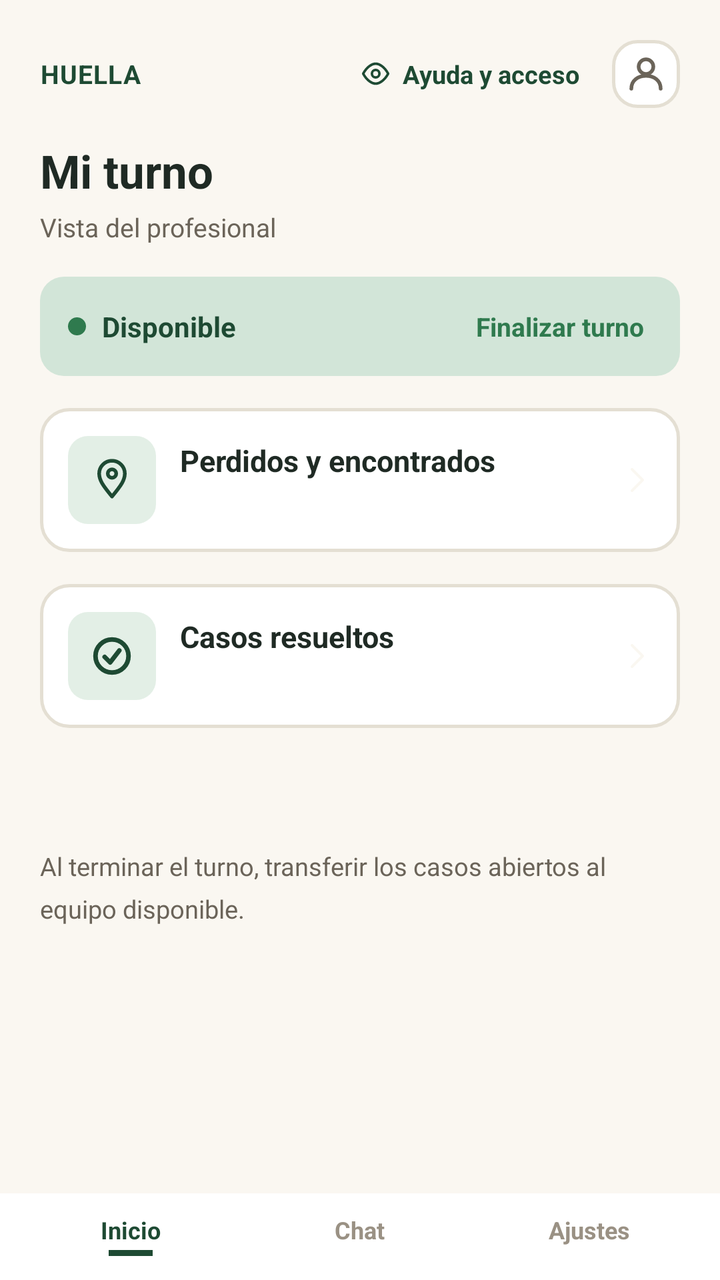
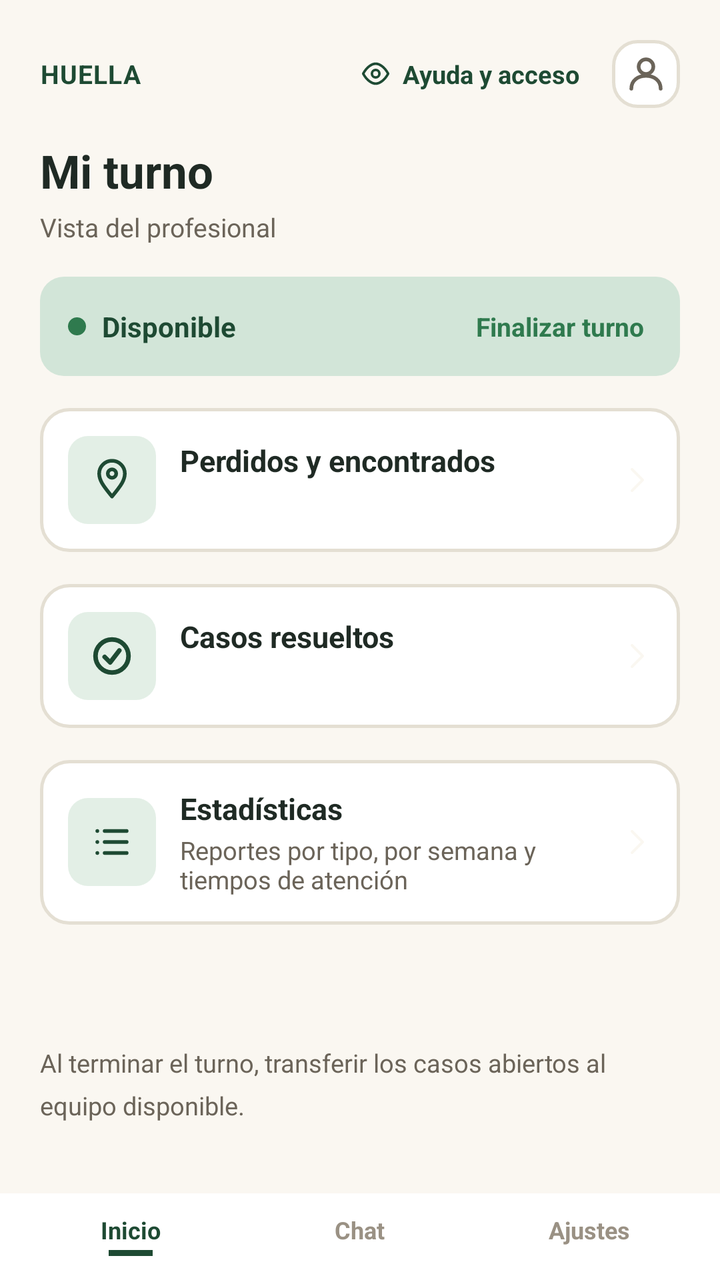

An Android layout rendered at two revisions. The XML below is the earlier revision; the diff shows what the commit changed to produce the second picture.
<!-- AndroidManifest.xml: application theme Theme.HUELLASEGURA -->
<!-- res/layout/activity_bandeja_profesional.xml -->
<?xml version="1.0" encoding="utf-8"?>
<LinearLayout xmlns:android="http://schemas.android.com/apk/res/android"
    xmlns:app="http://schemas.android.com/apk/res-auto"
    android:id="@+id/root"
    android:layout_width="match_parent"
    android:layout_height="match_parent"
    android:background="@color/surface_background"
    android:orientation="vertical">

    <LinearLayout
        android:layout_width="match_parent"
        android:layout_height="wrap_content"
        android:gravity="center_vertical"
        android:orientation="horizontal"
        android:paddingStart="20dp"
        android:paddingTop="20dp"
        android:paddingEnd="20dp">

        <TextView
            android:layout_width="0dp"
            android:layout_height="wrap_content"
            android:layout_weight="1"
            android:letterSpacing="0.03"
            android:text="@string/report_brand_wordmark"
            android:textColor="@color/brand_dark"
            android:textSize="13sp"
            android:textStyle="bold" />

        <LinearLayout
            android:id="@+id/btnHelpAccess"
            android:layout_width="wrap_content"
            android:layout_height="wrap_content"
            android:layout_marginEnd="10dp"
            android:clickable="true"
            android:focusable="true"
            android:gravity="center_vertical"
            android:orientation="horizontal"
            android:padding="6dp">

            <ImageView
                android:layout_width="15dp"
                android:layout_height="15dp"
                android:contentDescription="@null"
                android:src="@drawable/ic_eye_outline" />

            <TextView
                android:layout_width="wrap_content"
                android:layout_height="wrap_content"
                android:layout_marginStart="6dp"
                android:text="@string/report_help_access"
                android:textColor="@color/brand_dark"
                android:textSize="12.5sp"
                android:textStyle="bold" />
        </LinearLayout>

        <ImageButton
            android:id="@+id/btnProfile"
            android:layout_width="34dp"
            android:layout_height="34dp"
            android:background="@drawable/bg_icon_button"
            android:contentDescription="@string/profile_button"
            android:padding="7dp"
            android:src="@drawable/ic_profile" />
    </LinearLayout>

    <ScrollView
        android:id="@+id/scrollCases"
        android:layout_width="match_parent"
        android:layout_height="0dp"
        android:layout_weight="1"
        android:fillViewport="true">

        <LinearLayout
            android:layout_width="match_parent"
            android:layout_height="wrap_content"
            android:orientation="vertical"
            android:paddingStart="20dp"
            android:paddingTop="16dp"
            android:paddingEnd="20dp"
            android:paddingBottom="8dp">

            <TextView
                android:layout_width="wrap_content"
                android:layout_height="wrap_content"
                android:text="@string/professional_shift_title"
                android:textColor="@color/text_primary"
                android:textSize="23sp"
                android:textStyle="bold" />

            <TextView
                android:layout_width="wrap_content"
                android:layout_height="wrap_content"
                android:layout_marginTop="4dp"
                android:layout_marginBottom="16dp"
                android:text="@string/professional_shift_subtitle"
                android:textColor="@color/text_secondary"
                android:textSize="13sp" />

            <LinearLayout
                android:id="@+id/cardShiftStatus"
                android:layout_width="match_parent"
                android:layout_height="wrap_content"
                android:layout_marginBottom="16dp"
                android:background="@drawable/bg_shift_status"
                android:gravity="center_vertical"
                android:orientation="horizontal"
                android:paddingStart="14dp"
                android:paddingTop="12dp"
                android:paddingEnd="14dp"
                android:paddingBottom="12dp">

                <View
                    android:id="@+id/dotStatus"
                    android:layout_width="9dp"
                    android:layout_height="9dp"
                    android:background="@drawable/shape_dot_active" />

                <TextView
                    android:id="@+id/tvStatus"
                    android:layout_width="0dp"
                    android:layout_height="wrap_content"
                    android:layout_marginStart="8dp"
                    android:layout_weight="1"
                    android:text="@string/professional_status_available"
                    android:textColor="@color/brand_dark"
                    android:textSize="14sp"
                    android:textStyle="bold" />

                <TextView
                    android:id="@+id/tvToggleShift"
                    android:layout_width="wrap_content"
                    android:layout_height="wrap_content"
                    android:background="?attr/selectableItemBackgroundBorderless"
                    android:padding="4dp"
                    android:text="@string/professional_end_shift"
                    android:textColor="@color/accent_green"
                    android:textSize="13sp"
                    android:textStyle="bold" />
            </LinearLayout>

            <LinearLayout
                android:id="@+id/cardPerdidos"
                android:layout_width="match_parent"
                android:layout_height="wrap_content"
                android:layout_marginBottom="16dp"
                android:background="@drawable/bg_card"
                android:clickable="true"
                android:focusable="true"
                android:foreground="?attr/selectableItemBackground"
                android:gravity="center_vertical"
                android:orientation="horizontal"
                android:padding="14dp">

                <FrameLayout
                    android:layout_width="44dp"
                    android:layout_height="44dp"
                    android:background="@drawable/bg_icon_soft">

                    <ImageView
                        android:layout_width="22dp"
                        android:layout_height="22dp"
                        android:layout_gravity="center"
                        android:contentDescription="@null"
                        android:src="@drawable/ic_location_pin" />
                </FrameLayout>

                <LinearLayout
                    android:layout_width="0dp"
                    android:layout_height="wrap_content"
                    android:layout_marginStart="12dp"
                    android:layout_weight="1"
                    android:orientation="vertical">

                    <TextView
                        android:layout_width="wrap_content"
                        android:layout_height="wrap_content"
                        android:text="@string/perdidos_inbox_title"
                        android:textColor="@color/text_primary"
                        android:textSize="15sp"
                        android:textStyle="bold" />

                    <TextView
                        android:id="@+id/tvPerdidosCount"
                        android:layout_width="wrap_content"
                        android:layout_height="wrap_content"
                        android:layout_marginTop="2dp"
                        android:textColor="@color/text_secondary"
                        android:textSize="12.5sp" />
                </LinearLayout>

                <View
                    android:id="@+id/dotPerdidos"
                    android:layout_width="10dp"
                    android:layout_height="10dp"
                    android:background="@drawable/shape_dot_active"
                    android:visibility="invisible" />

                <ImageView
                    android:layout_width="16dp"
                    android:layout_height="16dp"
                    android:layout_marginStart="8dp"
                    android:contentDescription="@null"
                    android:rotation="180"
                    android:src="@drawable/ic_arrow_back" />
            </LinearLayout>

            <LinearLayout
                android:id="@+id/cardResueltos"
                android:layout_width="match_parent"
                android:layout_height="wrap_content"
                android:layout_marginBottom="16dp"
                android:background="@drawable/bg_card"
                android:clickable="true"
                android:focusable="true"
                android:foreground="?attr/selectableItemBackground"
                android:gravity="center_vertical"
                android:orientation="horizontal"
                android:padding="14dp">

                <FrameLayout
                    android:layout_width="44dp"
                    android:layout_height="44dp"
                    android:background="@drawable/bg_icon_soft">

                    <ImageView
                        android:layout_width="22dp"
                        android:layout_height="22dp"
                        android:layout_gravity="center"
                        android:contentDescription="@null"
                        android:src="@drawable/ic_check_circle_dark" />
                </FrameLayout>

                <LinearLayout
                    android:layout_width="0dp"
                    android:layout_height="wrap_content"
                    android:layout_marginStart="12dp"
                    android:layout_weight="1"
                    android:orientation="vertical">

                    <TextView
                        android:layout_width="wrap_content"
                        android:layout_height="wrap_content"
                        android:text="@string/resolved_inbox_title"
                        android:textColor="@color/text_primary"
                        android:textSize="15sp"
                        android:textStyle="bold" />

                    <TextView
                        android:id="@+id/tvResueltosCount"
                        android:layout_width="wrap_content"
                        android:layout_height="wrap_content"
                        android:layout_marginTop="2dp"
                        android:textColor="@color/text_secondary"
                        android:textSize="12.5sp" />
                </LinearLayout>

                <ImageView
                    android:layout_width="16dp"
                    android:layout_height="16dp"
                    android:layout_marginStart="8dp"
                    android:contentDescription="@null"
                    android:rotation="180"
                    android:src="@drawable/ic_arrow_back" />
            </LinearLayout>

            <LinearLayout
                android:layout_width="match_parent"
                android:layout_height="wrap_content"
                android:layout_marginBottom="16dp"
                android:orientation="horizontal">

                <TextView
                    android:id="@+id/tvCountPending"
                    android:layout_width="wrap_content"
                    android:layout_height="wrap_content"
                    android:layout_marginEnd="18dp"
                    android:textColor="@color/text_primary"
                    android:textSize="15sp"
                    android:textStyle="bold" />

                <TextView
                    android:id="@+id/tvCountAttending"
                    android:layout_width="wrap_content"
                    android:layout_height="wrap_content"
                    android:textColor="@color/text_primary"
                    android:textSize="15sp"
                    android:textStyle="bold" />
            </LinearLayout>

            <LinearLayout
                android:id="@+id/casesContainer"
                android:layout_width="match_parent"
                android:layout_height="wrap_content"
                android:layout_marginBottom="8dp"
                android:orientation="vertical" />

            <TextView
                android:layout_width="match_parent"
                android:layout_height="wrap_content"
                android:lineSpacingMultiplier="1.4"
                android:text="@string/professional_footer_note"
                android:textColor="@color/text_secondary"
                android:textSize="12.5sp" />
        </LinearLayout>
    </ScrollView>

    <LinearLayout
        android:layout_width="match_parent"
        android:layout_height="wrap_content"
        android:background="@android:color/white"
        android:orientation="horizontal"
        android:paddingStart="8dp"
        android:paddingTop="10dp"
        android:paddingEnd="8dp"
        android:paddingBottom="12dp">

        <LinearLayout
            android:id="@+id/tabInicio"
            android:layout_width="0dp"
            android:layout_height="wrap_content"
            android:layout_weight="1"
            android:gravity="center"
            android:orientation="vertical">

            <TextView
                android:layout_width="wrap_content"
                android:layout_height="wrap_content"
                android:text="@string/nav_home"
                android:textColor="@color/brand_dark"
                android:textSize="12sp"
                android:textStyle="bold" />

            <View
                android:layout_width="22dp"
                android:layout_height="3dp"
                android:layout_marginTop="2dp"
                android:background="@color/brand_dark" />
        </LinearLayout>


        <LinearLayout
            android:id="@+id/tabChat"
            android:layout_width="0dp"
            android:layout_height="wrap_content"
            android:layout_weight="1"
            android:gravity="center"
            android:orientation="vertical">

            <TextView
                android:layout_width="wrap_content"
                android:layout_height="wrap_content"
                android:text="@string/nav_chat"
                android:textColor="@color/field_placeholder"
                android:textSize="12sp"
                android:textStyle="bold" />

            <View
                android:layout_width="22dp"
                android:layout_height="3dp"
                android:layout_marginTop="2dp"
                android:background="@android:color/transparent" />
        </LinearLayout>

        <LinearLayout
            android:id="@+id/tabAjustes"
            android:layout_width="0dp"
            android:layout_height="wrap_content"
            android:layout_weight="1"
            android:gravity="center"
            android:orientation="vertical">

            <TextView
                android:layout_width="wrap_content"
                android:layout_height="wrap_content"
                android:text="@string/professional_nav_settings"
                android:textColor="@color/field_placeholder"
                android:textSize="12sp"
                android:textStyle="bold" />

            <View
                android:layout_width="22dp"
                android:layout_height="3dp"
                android:layout_marginTop="2dp"
                android:background="@android:color/transparent" />
        </LinearLayout>
    </LinearLayout>
</LinearLayout>
<!-- resources referenced by this layout -->
<resources>
  <color name="accent_green">@color/splash_icon_background</color>
  <color name="brand_dark">@color/splash_background</color>
  <color name="field_placeholder">#9A9184</color>
  <color name="surface_background">@color/splash_text_primary</color>
  <color name="text_primary">#1F2A24</color>
  <color name="text_secondary">#6B6459</color>
  <!-- drawable bg_card (drawable) -->
  <?xml version="1.0" encoding="utf-8"?>
  <shape xmlns:android="http://schemas.android.com/apk/res/android"
      android:shape="rectangle">
      <solid android:color="@android:color/white" />
      <corners android:radius="14dp" />
      <stroke
          android:width="1.5dp"
          android:color="@color/field_border" />
  </shape>
  <!-- drawable bg_icon_soft (drawable) -->
  <?xml version="1.0" encoding="utf-8"?>
  <shape xmlns:android="http://schemas.android.com/apk/res/android"
      android:shape="rectangle">
      <solid android:color="@color/accent_soft" />
      <corners android:radius="10dp" />
  </shape>
  <!-- drawable bg_shift_status (drawable) -->
  <?xml version="1.0" encoding="utf-8"?>
  <shape xmlns:android="http://schemas.android.com/apk/res/android"
      android:shape="rectangle">
      <solid android:color="@color/map_placeholder_bg" />
      <corners android:radius="12dp" />
  </shape>
  <!-- drawable shape_dot_active (drawable) -->
  <?xml version="1.0" encoding="utf-8"?>
  <shape xmlns:android="http://schemas.android.com/apk/res/android"
      android:shape="oval">
      <solid android:color="@color/splash_icon_background" />
  </shape>
  <string name="nav_chat">Chat</string>
  <string name="nav_home">Inicio</string>
  <string name="perdidos_inbox_title">Perdidos y encontrados</string>
  <string name="professional_end_shift">Finalizar turno</string>
  <string name="professional_footer_note">Al terminar el turno, transferir los casos abiertos al equipo disponible.</string>
  <string name="professional_nav_settings">Ajustes</string>
  <string name="professional_shift_subtitle">Vista del profesional</string>
  <string name="professional_shift_title">Mi turno</string>
  <string name="professional_status_available">Disponible</string>
  <string name="profile_button">Perfil</string>
  <string name="report_brand_wordmark">HUELLA</string>
  <string name="report_help_access">Ayuda y acceso</string>
  <string name="resolved_inbox_title">Casos resueltos</string>
  <style name="Theme.HUELLASEGURA" parent="Base.Theme.HUELLASEGURA" />
  <color name="splash_icon_background">#2F7A4E</color>
  <color name="splash_background">#1E4A33</color>
  <color name="splash_text_primary">#FAF7F1</color>
  <color name="field_border">#E4DFD3</color>
  <color name="accent_soft">#E3EFE6</color>
  <color name="map_placeholder_bg">#D2E5D8</color>
  <!-- unchanged entries left out for length: 7 -->
</resources>

<!-- the commit's change to res/layout/activity_bandeja_profesional.xml (unified diff, before → after) -->
@@ -264,6 +264,65 @@
             </LinearLayout>
 
             <LinearLayout
+                android:id="@+id/cardEstadisticas"
+                android:layout_width="match_parent"
+                android:layout_height="wrap_content"
+                android:layout_marginBottom="16dp"
+                android:background="@drawable/bg_card"
+                android:clickable="true"
+                android:focusable="true"
+                android:foreground="?attr/selectableItemBackground"
+                android:gravity="center_vertical"
+                android:orientation="horizontal"
+                android:padding="14dp">
+
+                <FrameLayout
+                    android:layout_width="44dp"
+                    android:layout_height="44dp"
+                    android:background="@drawable/bg_icon_soft">
+
+                    <ImageView
+                        android:layout_width="22dp"
+                        android:layout_height="22dp"
+                        android:layout_gravity="center"
+                        android:contentDescription="@null"
+                        android:src="@drawable/ic_list_reports" />
+                </FrameLayout>
+
+                <LinearLayout
+                    android:layout_width="0dp"
+                    android:layout_height="wrap_content"
+                    android:layout_marginStart="12dp"
+                    android:layout_weight="1"
+                    android:orientation="vertical">
+
+                    <TextView
+                        android:layout_width="wrap_content"
+                        android:layout_height="wrap_content"
+                        android:text="@string/stats_inbox_title"
+                        android:textColor="@color/text_primary"
+                        android:textSize="15sp"
+                        android:textStyle="bold" />
+
+                    <TextView
+                        android:layout_width="wrap_content"
+                        android:layout_height="wrap_content"
+                        android:layout_marginTop="2dp"
+                        android:text="@string/stats_inbox_subtitle"
+                        android:textColor="@color/text_secondary"
+                        android:textSize="12.5sp" />
+                </LinearLayout>
+
+                <ImageView
+                    android:layout_width="16dp"
+                    android:layout_height="16dp"
+                    android:layout_marginStart="8dp"
+                    android:contentDescription="@null"
+                    android:rotation="180"
+                    android:src="@drawable/ic_arrow_back" />
+            </LinearLayout>
+
+            <LinearLayout
                 android:layout_width="match_parent"
                 android:layout_height="wrap_content"
                 android:layout_marginBottom="16dp"
<!-- resource entries referenced after the edit -->
@@ -30,6 +30,20 @@
       <solid android:color="@color/map_placeholder_bg" />
       <corners android:radius="12dp" />
   </shape>
+  <!-- drawable ic_list_reports (drawable) -->
+  <?xml version="1.0" encoding="utf-8"?>
+  <vector xmlns:android="http://schemas.android.com/apk/res/android"
+      android:width="24dp"
+      android:height="24dp"
+      android:viewportWidth="24"
+      android:viewportHeight="24">
+      <path android:pathData="M8,6 L20,6" android:strokeColor="@color/brand_dark" android:strokeWidth="2" android:strokeLineCap="round" />
+      <path android:pathData="M8,12 L20,12" android:strokeColor="@color/brand_dark" android:strokeWidth="2" android:strokeLineCap="round" />
+      <path android:pathData="M8,18 L20,18" android:strokeColor="@color/brand_dark" android:strokeWidth="2" android:strokeLineCap="round" />
+      <path android:pathData="M3,6 A1,1 0 1 0 5,6 A1,1 0 1 0 3,6 Z" android:fillColor="@color/brand_dark" />
+      <path android:pathData="M3,12 A1,1 0 1 0 5,12 A1,1 0 1 0 3,12 Z" android:fillColor="@color/brand_dark" />
+      <path android:pathData="M3,18 A1,1 0 1 0 5,18 A1,1 0 1 0 3,18 Z" android:fillColor="@color/brand_dark" />
+  </vector>
   <!-- drawable shape_dot_active (drawable) -->
   <?xml version="1.0" encoding="utf-8"?>
   <shape xmlns:android="http://schemas.android.com/apk/res/android"
@@ -49,6 +63,8 @@
   <string name="report_brand_wordmark">HUELLA</string>
   <string name="report_help_access">Ayuda y acceso</string>
   <string name="resolved_inbox_title">Casos resueltos</string>
+  <string name="stats_inbox_subtitle">Reportes por tipo, por semana y tiempos de atención</string>
+  <string name="stats_inbox_title">Estadísticas</string>
   <style name="Theme.HUELLASEGURA" parent="Base.Theme.HUELLASEGURA" />
   <color name="splash_icon_background">#2F7A4E</color>
   <color name="splash_background">#1E4A33</color>
